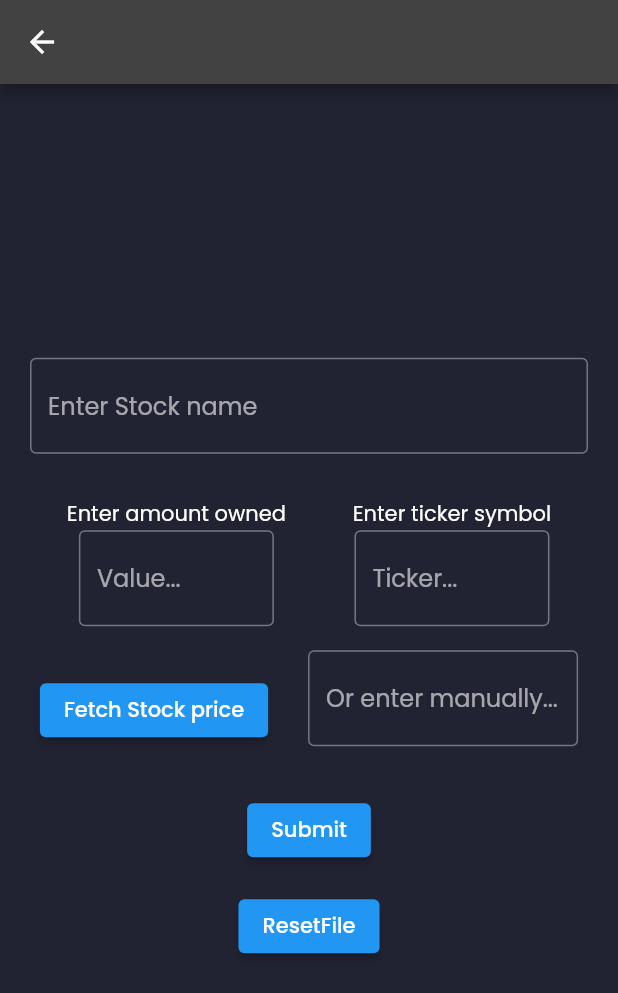
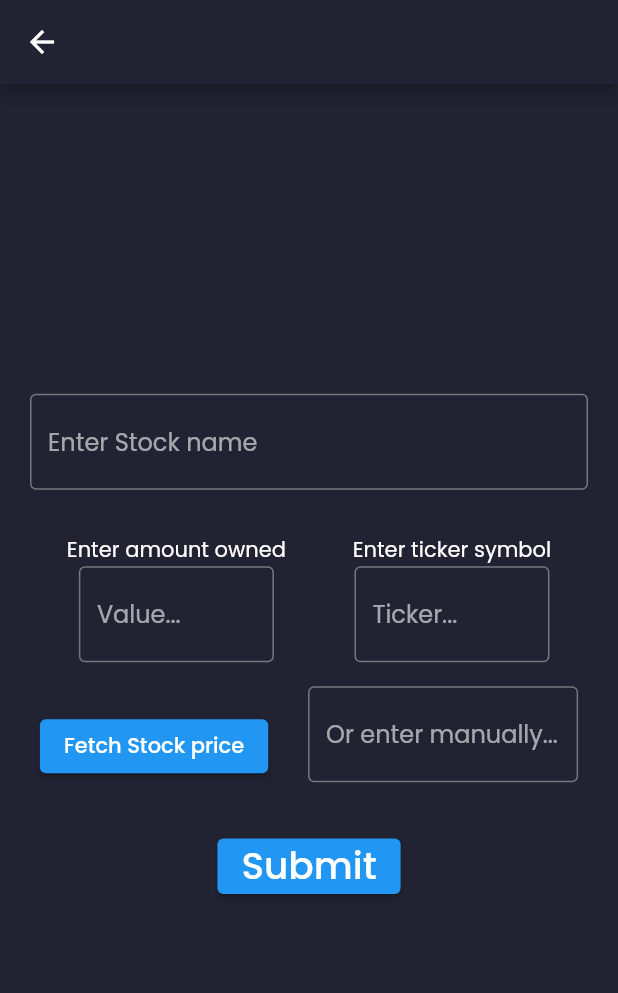
Before and after one commit to COS301-SE-2021/Ptarmigan, a Flutter app: the AddPortfolioPage screen opened directly, on a phone screen of 412 x 824 dp. Shown: the top 993 px of the screen. Run offline on Flutter 3.47's test engine with Material 2 defaults, Android fonts, the phone set to English and light mode, and no system bars; our stand-ins replace carousel_slider, cloud_firestore, data_table_2, fl_chart, flutter_login, flutter_svg and 4 more; missing offline and left inert: amplify_api, amplify_auth_cognito, amplify_datastore, amplify_datastore_plugin_interface, amplify_flutter, bezier_chart and 2 more; accounts and stored records are empty; project files that could hold a hidden picture were left out.

Commit message:
Changed portfolioPage layout slightly, added in input box for amount of stocks owned.

```diff
--- a/ptarmigan/lib/widgets/add_portfolio_page.dart
+++ b/ptarmigan/lib/widgets/add_portfolio_page.dart
@@ -1,6 +1,7 @@
 import 'dart:ffi';
 
 import 'package:flutter/material.dart';
+import 'package:ptarmigan/constants.dart';
 import 'package:ptarmigan/models/PortfolioItem.dart';
 import 'package:ptarmigan/services/portfolio_file_manager.dart';
 import 'package:ptarmigan/services/stock_price_generator.dart';
@@ -29,6 +30,7 @@ class _AddPortfolioPageState extends State<AddPortfolioPage> {
         key: _formKey,
         child: Scaffold(
           appBar: AppBar(
+            backgroundColor: bgColor,
             leading: IconButton(
               icon: Icon(Icons.arrow_back),
               onPressed: () => Navigator.push(context,
@@ -176,14 +178,17 @@ class _AddPortfolioPageState extends State<AddPortfolioPage> {
                       manager.addNewPortfolio(tempNewItem);
                     }
                   },
-                  child: const Text('Submit'),
+                  child: const Text(
+                    'Submit',
+                    style: TextStyle(fontSize: 25),
+                  ),
                 ),
               ),
-              ElevatedButton(
-                  onPressed: () {
-                    manager.resetFile();
-                  },
-                  child: Text("ResetFile"))
+              // ElevatedButton(              //For debugging purposes
+              // onPressed: () {
+              //   manager.resetFile();
+              // },
+              // child: Text("ResetFile"))
             ],
           ),
         ));
```
Also changed, not shown: ptarmigan/lib/widgets/portfolio_page.dart (+34 -4 lines).
